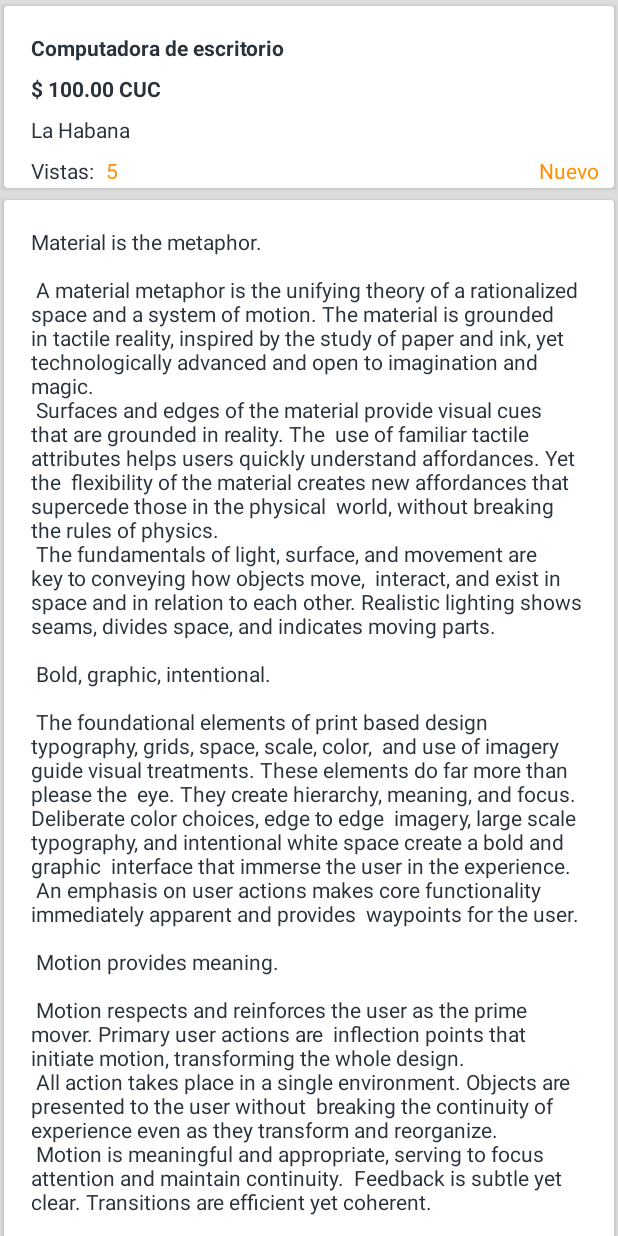
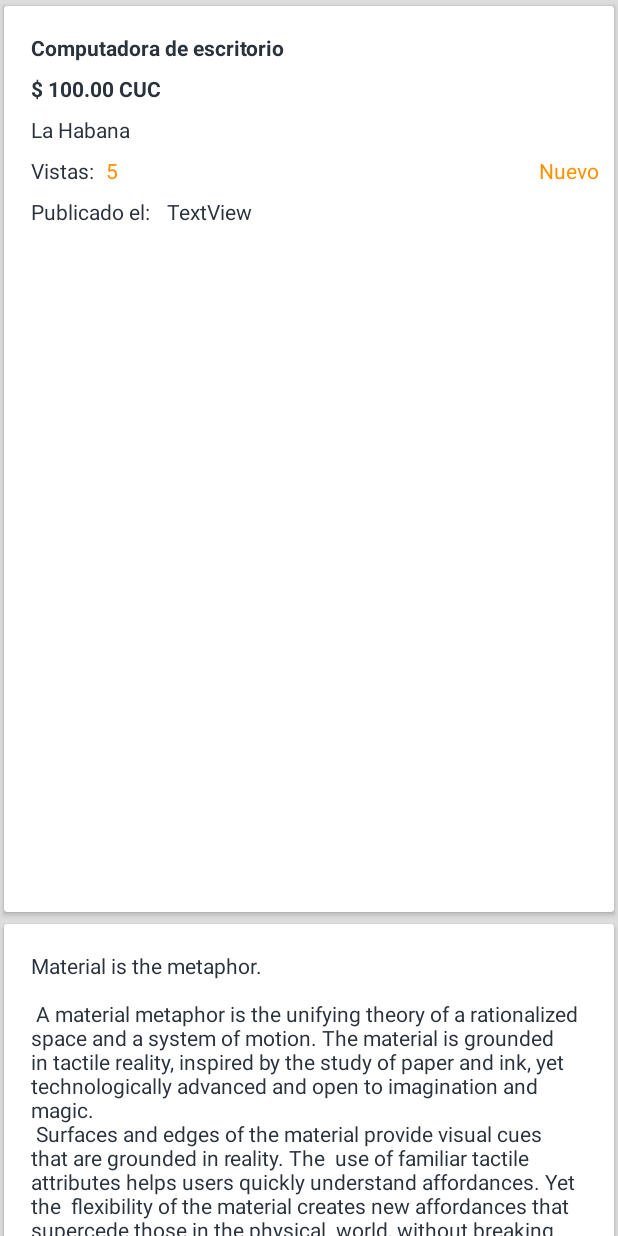
Before and after one commit to jmsillero/Timbirichi, an Android app: the layout content_detail.xml on its own in the app's theme, with its tools: preview values and no code run, on a phone screen of 412 x 824 dp. Run offline under Robolectric (Android 15) with nearby library versions, the phone set to English and light mode, and no system bars.

Commit message:
Mostrando la fecha del anuncio!

```diff
--- a/app/src/main/java/com/timbirichi/eltimbirichi/data/service/local/LocalDataBase.java
+++ b/app/src/main/java/com/timbirichi/eltimbirichi/data/service/local/LocalDataBase.java
@@ -768,7 +768,7 @@ public class LocalDataBase extends SQLiteOpenHelper {
         product.setUltra(cursor.getInt(cursor.getColumnIndex(Product.PRODUCT_COL_ULTRA)) == 1);
         product.setMain(cursor.getInt(cursor.getColumnIndex(Product.PRODUCT_COL_COVER_PAGE)) == 1);
         product.setProvince(getProvinceForProduct(cursor.getLong(cursor.getColumnIndex(Product.PRODUCT_COL_PROVINCE)), db));
-        product.setTime(cursor.getLong(cursor.getColumnIndex(Product.PRODUCT_COL_TIME)));
+        product.setTime(cursor.getLong(cursor.getColumnIndex(Product.PRODUCT_COL_TIME)) * 1000);
         product.setImages(loadImageForProduct(product.getId(), db));
         product.setViews(cursor.getInt(cursor.getColumnIndex(Product.PRODUCT_COL_VIEWS)));
         return product;
--- a/app/src/main/java/com/timbirichi/eltimbirichi/data/service/local/PreferencesDataBase.java
+++ b/app/src/main/java/com/timbirichi/eltimbirichi/data/service/local/PreferencesDataBase.java
@@ -165,7 +165,7 @@ public class PreferencesDataBase extends SQLiteOpenHelper {
             product.setProvince(getProvinceForProduct(cursor.getLong(cursor.getColumnIndex(Product.PRODUCT_COL_PROVINCE))));
             product.setSubCategory(cursor.getString(cursor.getColumnIndex(Product.PRODUCT_COL_SUBCATEGORY)));
 
-            //product.setDate(cursor.getString(cursor.getColumnIndex(Product.COL_DATE)));
+            product.setTime(cursor.getLong(cursor.getColumnIndex(Product.PRODUCT_COL_TIME)) * 1000);
 
             // product.setPriority(cursor.getInt(cursor.getColumnIndex(Product.COL_PRIORITY)));
 
--- a/app/src/main/java/com/timbirichi/eltimbirichi/presentation/adapter/SelectedCategoryAdapter.java
+++ b/app/src/main/java/com/timbirichi/eltimbirichi/presentation/adapter/SelectedCategoryAdapter.java
@@ -93,7 +93,8 @@ public class SelectedCategoryAdapter extends RecyclerView.Adapter<SelectedCatego
             if(base64Img != null){
                 GlideApp.with(context)
                         .load(Base64.decode(base64Img, Base64.DEFAULT))
-                        .override(300, 300)
+                        .override(1000, 406)
+                        .fitCenter()
                         .centerCrop()
                         .into(ivImage);
             } else {
--- a/app/src/main/res/layout/content_detail.xml
+++ b/app/src/main/res/layout/content_detail.xml
@@ -28,7 +28,7 @@
 
             <android.support.constraint.ConstraintLayout
                 android:layout_width="match_parent"
-                android:layout_height="wrap_content">
+                android:layout_height="600dp">
 
                 <TextView
                     android:id="@+id/tv_title"
@@ -95,6 +95,25 @@
                     app:layout_constraintBaseline_toBaselineOf="@+id/tv_views"
                     app:layout_constraintEnd_toEndOf="parent" />
 
+                <TextView
+                    android:id="@+id/textView3"
+                    android:layout_width="wrap_content"
+                    android:layout_height="wrap_content"
+                    android:layout_marginTop="8dp"
+                    android:text="Publicado el: "
+                    app:layout_constraintStart_toStartOf="@+id/textView6"
+                    app:layout_constraintTop_toBottomOf="@+id/textView6" />
+
+                <TextView
+                    android:id="@+id/tv_date"
+                    android:layout_width="wrap_content"
+                    android:layout_height="wrap_content"
+                    android:layout_marginLeft="8dp"
+                    android:layout_marginStart="8dp"
+                    android:text="TextView"
+                    app:layout_constraintBaseline_toBaselineOf="@+id/textView3"
+                    app:layout_constraintStart_toEndOf="@+id/textView3" />
+
             </android.support.constraint.ConstraintLayout>
 
         </android.support.v7.widget.CardView>
```
Also changed, not shown: app/src/main/java/com/timbirichi/eltimbirichi/presentation/adapter/ProductAdapter.java (+8 -8 lines), app/src/main/java/com/timbirichi/eltimbirichi/presentation/view/activity/DetailActivity.java (+10 -1 lines), app/src/main/java/com/timbirichi/eltimbirichi/presentation/view/activity/MainActivity.java (+7 -1 lines).
